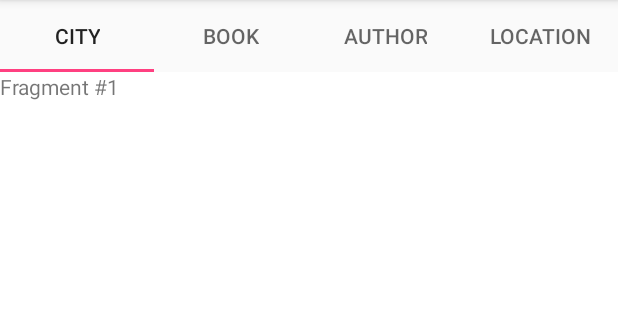
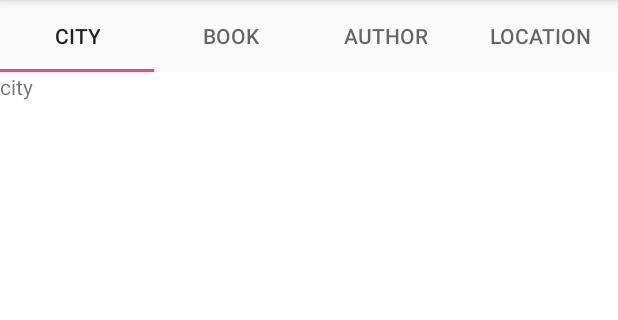
Before and after one commit to Databasserne/android, an Android app: the screen it shows after launch (MainActivity), on a phone screen of 412 x 824 dp, the part 84-404 px from its top. Run offline under Robolectric (Android 15) with nearby library versions, the phone set to English and light mode, and no system bars.

Commit message:
test(tabs): tabs navigation test added
added multiple fragments layout

```diff
--- a/app/src/main/java/com/android/databasserne/gutenberg/PageFragment.java
+++ b/app/src/main/java/com/android/databasserne/gutenberg/PageFragment.java
@@ -5,7 +5,6 @@ import android.support.v4.app.Fragment;
 import android.view.LayoutInflater;
 import android.view.View;
 import android.view.ViewGroup;
-import android.widget.TextView;
 
 /**
  * Created by kasper on 5/10/17.
@@ -16,6 +15,7 @@ public class PageFragment extends Fragment {
     public static final String ARG_PAGE = "ARG_PAGE";
 
     private int mPage;
+    private View view;
 
     public static PageFragment newInstance(int page) {
         Bundle args = new Bundle();
@@ -34,10 +34,29 @@ public class PageFragment extends Fragment {
     @Override
     public View onCreateView(LayoutInflater inflater, ViewGroup container,
                              Bundle savedInstanceState) {
-        View view = inflater.inflate(R.layout.tab_fragment, container, false);
-        TextView textView = (TextView) view;
 
-        textView.setText("Fragment #" + mPage);
+        switch (mPage) {
+//            case 1: {
+//                view = inflater.inflate(R.layout.city_fragment, container, false);
+//                break;
+//            }
+            case 2: {
+                view = inflater.inflate(R.layout.book_fragment, container, false);
+                break;
+            }
+            case 3: {
+                view = inflater.inflate(R.layout.author_fragment, container, false);
+                break;
+            }
+            case 4: {
+                view = inflater.inflate(R.layout.location_fragment, container, false);
+                break;
+            }
+            default: {
+                view = inflater.inflate(R.layout.city_fragment, container, false);
+                break;
+            }
+        }
         return view;
     }
 }
--- /dev/null
+++ b/app/src/main/res/layout/author_fragment.xml
@@ -0,0 +1,6 @@
+<?xml version="1.0" encoding="utf-8"?>
+<TextView xmlns:android="http://schemas.android.com/apk/res/android"
+    android:id="@+id/fragment3"
+    android:layout_width="match_parent"
+    android:layout_height="match_parent"
+    android:text="author" />
--- /dev/null
+++ b/app/src/main/res/layout/book_fragment.xml
@@ -0,0 +1,6 @@
+<?xml version="1.0" encoding="utf-8"?>
+<TextView xmlns:android="http://schemas.android.com/apk/res/android"
+    android:id="@+id/fragment2"
+    android:layout_width="match_parent"
+    android:layout_height="match_parent"
+    android:text="book" />
--- /dev/null
+++ b/app/src/main/res/layout/city_fragment.xml
@@ -0,0 +1,6 @@
+<?xml version="1.0" encoding="utf-8"?>
+<TextView xmlns:android="http://schemas.android.com/apk/res/android"
+    android:id="@+id/fragment"
+    android:layout_width="match_parent"
+    android:layout_height="match_parent"
+    android:text="city" />
--- a/app/src/main/res/layout/tab_fragment.xml
+++ b/app/src/main/res/layout/location_fragment.xml
@@ -1,4 +1,6 @@
 <?xml version="1.0" encoding="utf-8"?>
 <TextView xmlns:android="http://schemas.android.com/apk/res/android"
+    android:id="@+id/fragment4"
     android:layout_width="match_parent"
-    android:layout_height="match_parent"/>
+    android:layout_height="match_parent"
+    android:text="location" />
```
Also changed, not shown: 4 other files.
